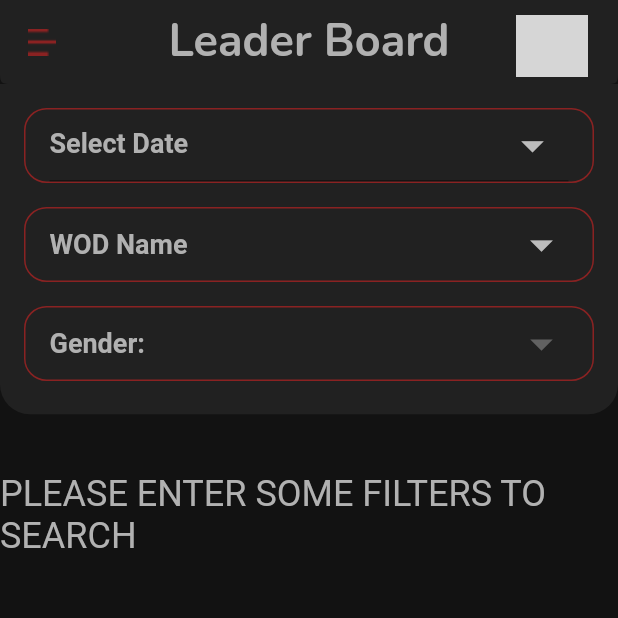
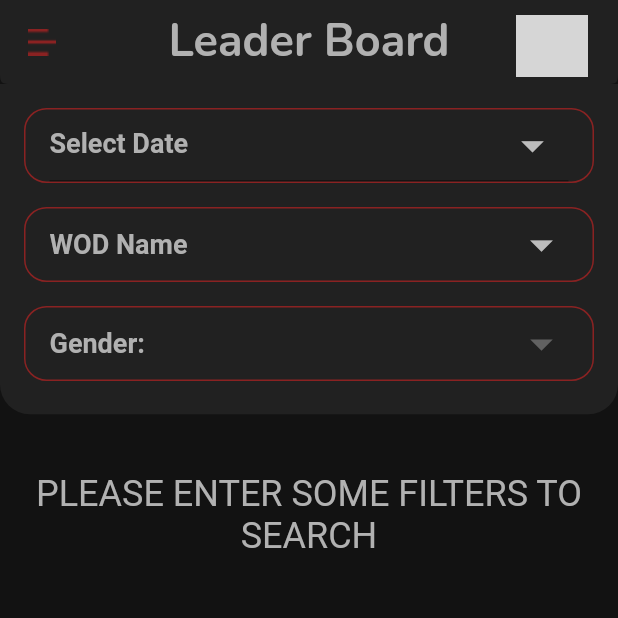
Before and after one commit to anthonycuervo23/kabod_app, a Flutter app: the LeaderBoardScreen screen opened by its route, on a phone screen of 412 x 824 dp, the top half of it. Run offline on Flutter 3.47's test engine with Material 2 defaults, Android fonts, the light colour scheme and no system bars; drawn by our look-alikes of cached_network_image, datetime_picker_formfield; our stand-ins replace audioplayers, cloud_firestore, firebase_auth, firebase_core, firebase_messaging, firebase_storage and 11 more; missing offline and left inert: screen; accounts and stored records are empty; network calls fail; grey boxes are pictures that could not be loaded.

Commit message:
i18n added(en, es)

```diff
--- a/lib/l10n/intl_en.arb
+++ b/lib/l10n/intl_en.arb
@@ -39,7 +39,7 @@
   "emptyMessage": "Nothing to send",
   "notAnImage": "This file is not an image",
   "typeMessage": "Type your message...",
-  "noUsersFound": "No user found",
+  "noUsersFound": "You don't have active chats",
   "searchAthleteHint": "Athlete Name",
   "openImage": "Open image...",
   "appBarSchedule": "Schedule",
--- a/lib/l10n/intl_es.arb
+++ b/lib/l10n/intl_es.arb
@@ -39,7 +39,7 @@
   "emptyMessage": "el mensaje esta vacio",
   "notAnImage": "Este archivo no es una imagen",
   "typeMessage": "Escribe tu mensaje...",
-  "noUsersFound": "No se encontraron usuarios",
+  "noUsersFound": "No tienes chats activos",
   "searchAthleteHint": "Nombre del Atleta",
   "openImage": "Abrir imagen...",
   "appBarSchedule": "Horario",
--- a/lib/screens/chat/home_chat.dart
+++ b/lib/screens/chat/home_chat.dart
@@ -17,6 +17,7 @@ import 'package:kabod_app/screens/auth/model/user_model.dart';
 import 'package:kabod_app/screens/chat/chat_room.dart';
 import 'package:kabod_app/screens/chat/helpers/sharedPreferences_helper.dart';
 import 'package:kabod_app/screens/commons/appbar.dart';
+import 'package:kabod_app/screens/commons/dividers.dart';
 
 class HomeChatScreen extends StatefulWidget {
   @override
@@ -91,7 +92,18 @@ class _HomeChatScreenState extends State<HomeChatScreen> {
             return Center(child: CircularProgressIndicator());
           } else if (snapshot.connectionState == ConnectionState.active) {
             if (snapshot.data.docs.length == 0) {
-              return Center(child: Text(S.of(context).noUsersFound));
+              return Column(
+                children: [
+                  Center(
+                    child: Text(
+                      S.of(context).noUsersFound,
+                      style: TextStyle(fontSize: 20),
+                    ),
+                  ),
+                  DividerBig(),
+                  Image.asset('assets/images/search_icon.png')
+                ],
+              );
             }
             return ListView.builder(
               itemCount: snapshot.data.docs.length,
--- a/lib/screens/leaderboard/leaderboard_screen.dart
+++ b/lib/screens/leaderboard/leaderboard_screen.dart
@@ -1,5 +1,6 @@
 import 'package:cached_network_image/cached_network_image.dart';
 import 'package:cloud_firestore/cloud_firestore.dart';
+import 'package:flutter/cupertino.dart';
 import 'package:flutter/material.dart';
 import 'package:font_awesome_flutter/font_awesome_flutter.dart';
 import 'package:datetime_picker_formfield/datetime_picker_formfield.dart';
@@ -202,12 +203,24 @@ class _LeaderBoardScreenState extends State<LeaderBoardScreen> {
                   DividerSmall(),
                   _filteredList.length == 0 && firstTime == true
                       ? Center(
-                          child: Text(S.of(context).enterFilters,
-                              style: TextStyle(fontSize: 24)))
+                          child: Text(
+                          S.of(context).enterFilters,
+                          style: TextStyle(fontSize: 24),
+                          textAlign: TextAlign.center,
+                        ))
                       : _filteredList.length == 0 && firstTime == false
-                          ? Center(
-                              child: Text(S.of(context).noScoreFound,
-                                  style: TextStyle(fontSize: 24)))
+                          ? Column(
+                              children: [
+                                Center(
+                                  child: Text(
+                                    S.of(context).noScoreWithFilter,
+                                    style: TextStyle(fontSize: 20),
+                                  ),
+                                ),
+                                DividerBig(),
+                                Image.asset('assets/images/search_icon.png')
+                              ],
+                            )
                           : Expanded(
                               child: ListView.builder(
                                   itemCount: _filteredList.length,
@@ -469,8 +482,17 @@ class _LeaderBoardScreenState extends State<LeaderBoardScreen> {
               ),
             );
           } else {
-            return Center(
-              child: Text(S.of(context).noScoreWithFilter),
+            return Column(
+              children: [
+                Center(
+                  child: Text(
+                    S.of(context).noScoreWithFilter,
+                    style: TextStyle(fontSize: 20),
+                  ),
+                ),
+                DividerBig(),
+                Image.asset('assets/images/search_icon.png')
+              ],
             );
           }
         });
@@ -545,8 +567,17 @@ class _LeaderBoardScreenState extends State<LeaderBoardScreen> {
               ),
             );
           } else {
-            return Center(
-              child: Text(S.of(context).noScoreWithFilter),
+            return Column(
+              children: [
+                Center(
+                  child: Text(
+                    S.of(context).noScoreWithFilter,
+                    style: TextStyle(fontSize: 20),
+                  ),
+                ),
+                DividerBig(),
+                Image.asset('assets/images/search_icon.png')
+              ],
             );
           }
         });
```
Also changed, not shown: assets/images/search_icon.png (added), lib/generated/intl/messages_en.dart, lib/generated/intl/messages_es.dart (added), lib/generated/l10n.dart.
